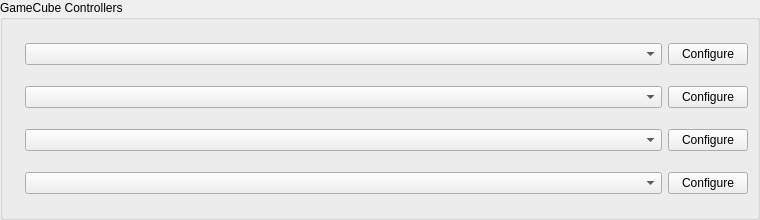
Qt form Source/Core/DolphinQt/Config/GamecubeControllersWidget.ui (ilyalissoboi/dolphin) before a commit.
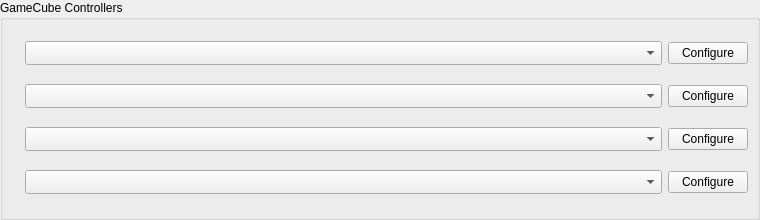
The same form after that commit.

Commit message: DolphinQt: polish settings layout

Patch:
```diff
--- a/Source/Core/DolphinQt/Config/GamecubeControllersWidget.ui
+++ b/Source/Core/DolphinQt/Config/GamecubeControllersWidget.ui
@@ -43,7 +43,14 @@
        </widget>
       </item>
       <item row="0" column="1">
-       <widget class="QComboBox" name="port1ComboBox"/>
+       <widget class="QComboBox" name="port1ComboBox">
+        <property name="sizeAdjustPolicy">
+         <enum>QComboBox::SizeAdjustPolicy::AdjustToMinimumContentsLengthWithIcon</enum>
+        </property>
+        <property name="minimumContentsLength">
+         <number>12</number>
+        </property>
+       </widget>
       </item>
       <item row="0" column="2">
        <widget class="QPushButton" name="port1ConfigureButton">
@@ -66,7 +73,14 @@
        </widget>
       </item>
       <item row="1" column="1">
-       <widget class="QComboBox" name="port2ComboBox"/>
+       <widget class="QComboBox" name="port2ComboBox">
+        <property name="sizeAdjustPolicy">
+         <enum>QComboBox::SizeAdjustPolicy::AdjustToMinimumContentsLengthWithIcon</enum>
+        </property>
+        <property name="minimumContentsLength">
+         <number>12</number>
+        </property>
+       </widget>
       </item>
       <item row="1" column="2">
        <widget class="QPushButton" name="port2ConfigureButton">
@@ -89,7 +103,14 @@
        </widget>
       </item>
       <item row="2" column="1">
-       <widget class="QComboBox" name="port3ComboBox"/>
+       <widget class="QComboBox" name="port3ComboBox">
+        <property name="sizeAdjustPolicy">
+         <enum>QComboBox::SizeAdjustPolicy::AdjustToMinimumContentsLengthWithIcon</enum>
+        </property>
+        <property name="minimumContentsLength">
+         <number>12</number>
+        </property>
+       </widget>
       </item>
       <item row="2" column="2">
        <widget class="QPushButton" name="port3ConfigureButton">
@@ -112,7 +133,14 @@
        </widget>
       </item>
       <item row="3" column="1">
-       <widget class="QComboBox" name="port4ComboBox"/>
+       <widget class="QComboBox" name="port4ComboBox">
+        <property name="sizeAdjustPolicy">
+         <enum>QComboBox::SizeAdjustPolicy::AdjustToMinimumContentsLengthWithIcon</enum>
+        </property>
+        <property name="minimumContentsLength">
+         <number>12</number>
+        </property>
+       </widget>
       </item>
       <item row="3" column="2">
        <widget class="QPushButton" name="port4ConfigureButton">
```
The commit also changes 7 other files.
